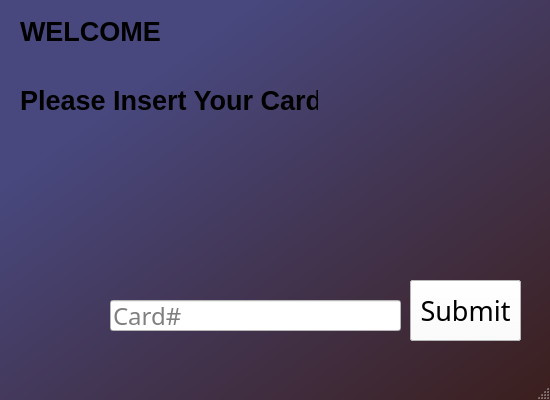
This is ATM/mainwindow.ui in CS3560-3-3/Bank-ATM-Subsystem as Qt 5 draws it before an edit. The edited form follows.
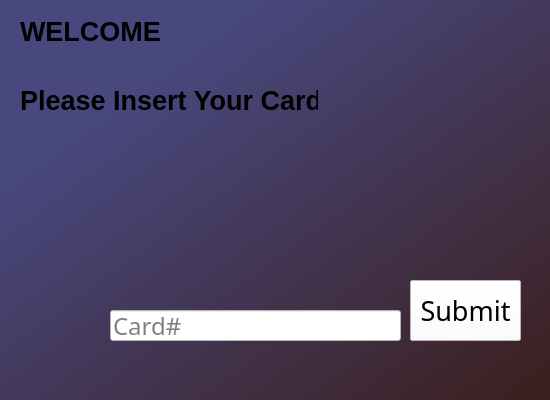
This is the edited form. Icons and pictures are not drawn.

Patch:
```diff
--- a/ATM/mainwindow.ui
+++ b/ATM/mainwindow.ui
@@ -40,12 +40,29 @@
     </property>
     <property name="geometry">
      <rect>
-      <x>190</x>
-      <y>300</y>
+      <x>200</x>
+      <y>310</y>
       <width>141</width>
       <height>31</height>
      </rect>
     </property>
+    <property name="font">
+     <font>
+      <family>Titillium Web</family>
+      <pointsize>18</pointsize>
+     </font>
+    </property>
+    <property name="styleSheet">
+     <string notr="true">QTextEdit {
+background-color: white;
+}</string>
+    </property>
+    <property name="lineWidth">
+     <number>4</number>
+    </property>
+    <property name="placeholderText">
+     <string>Pin#</string>
+    </property>
    </widget>
    <widget class="QWidget" name="verticalLayoutWidget">
     <property name="geometry">
@@ -90,8 +107,8 @@
    <widget class="QLabel" name="label_2">
     <property name="geometry">
      <rect>
-      <x>210</x>
-      <y>160</y>
+      <x>230</x>
+      <y>170</y>
       <width>91</width>
       <height>91</height>
      </rect>
@@ -116,7 +133,7 @@
     <property name="geometry">
      <rect>
       <x>110</x>
-      <y>300</y>
+      <y>310</y>
       <width>291</width>
       <height>31</height>
      </rect>
@@ -188,7 +205,6 @@
     </property>
    </widget>
   </widget>
-  <widget class="QStatusBar" name="statusbar"/>
  </widget>
  <tabstops>
   <tabstop>pinTxt</tabstop>
```
Left out of the diff: 8 changed lines with no effect on the pictures.
